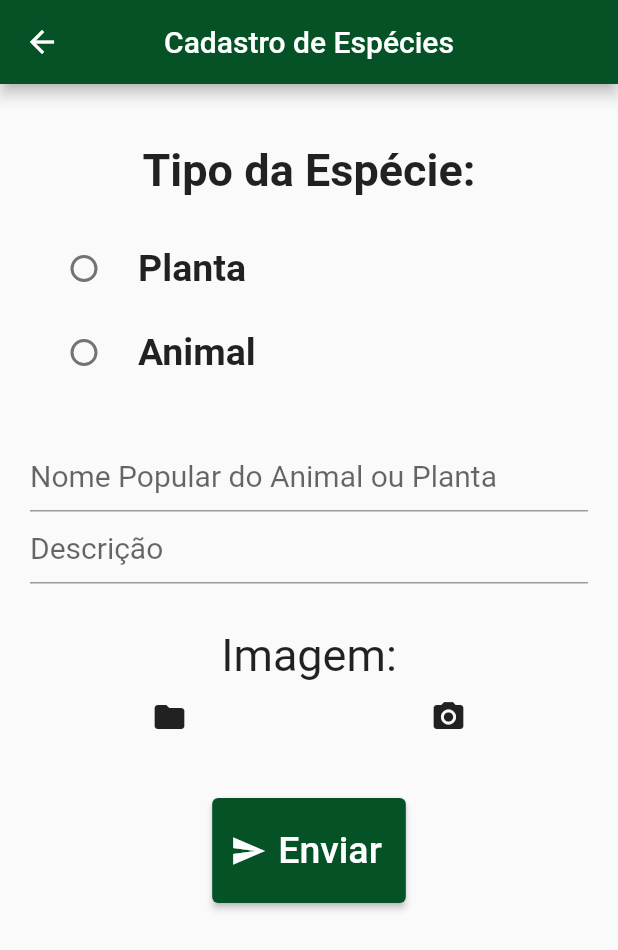
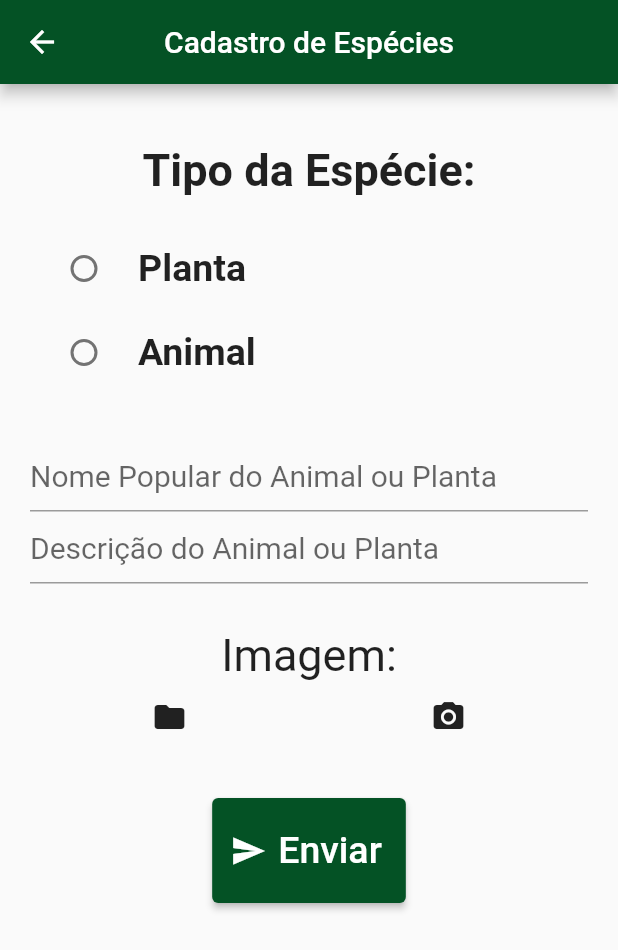
Before and after one commit to AlissonJB13/newbioif, a Flutter app: the Especies screen opened directly with empty values, on a phone screen of 412 x 824 dp. Shown: the top 950 px of the screen. Run offline on Flutter 3.47's test engine with Material 2 defaults, Android fonts, the phone set to English and light mode, and no system bars; our stand-ins replace cached_network_image, cloud_firestore, connectivity_plus, firebase_auth, firebase_core, firebase_storage and 7 more; accounts and stored records are empty.

```diff
--- a/bio_if/lib/visualizacao/especies.dart
+++ b/bio_if/lib/visualizacao/especies.dart
@@ -281,7 +281,7 @@ class _EspeciesState extends State<Especies> {
                 child: TextFormField(
                   maxLines: null,
                   decoration: const InputDecoration(
-                    hintText: "Descrição",
+                    hintText: "Descrição do Animal ou Planta",
                     hintStyle: TextStyle(fontSize: 20),
                   ),
                   controller: _controllerDescricao,
```
